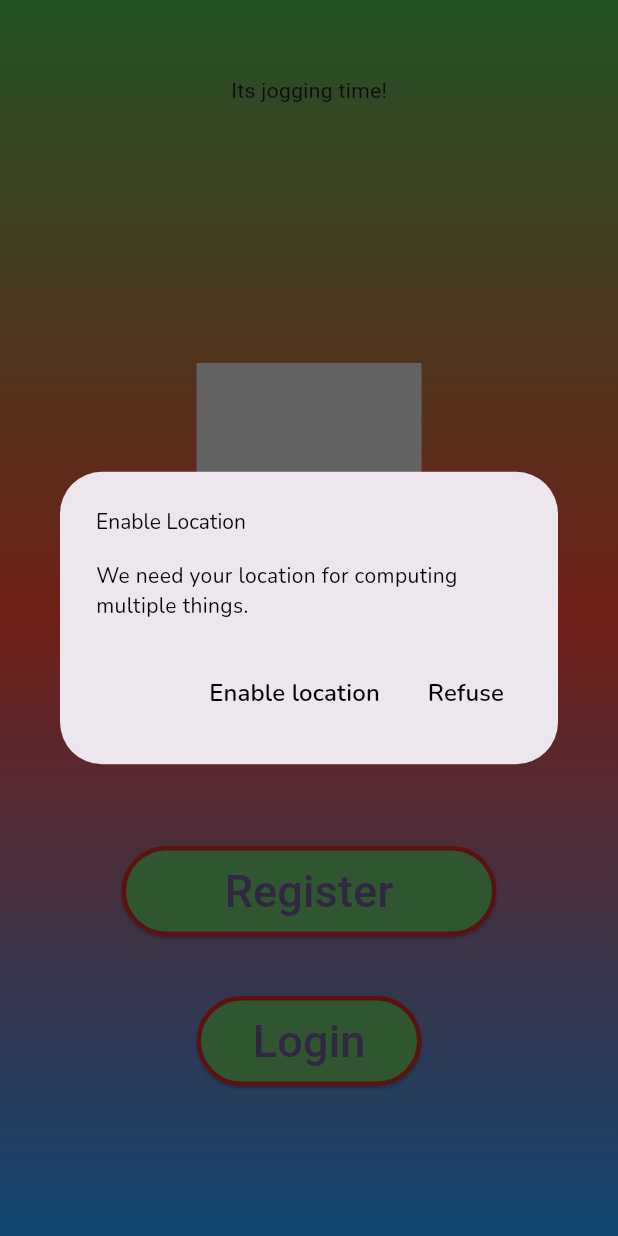
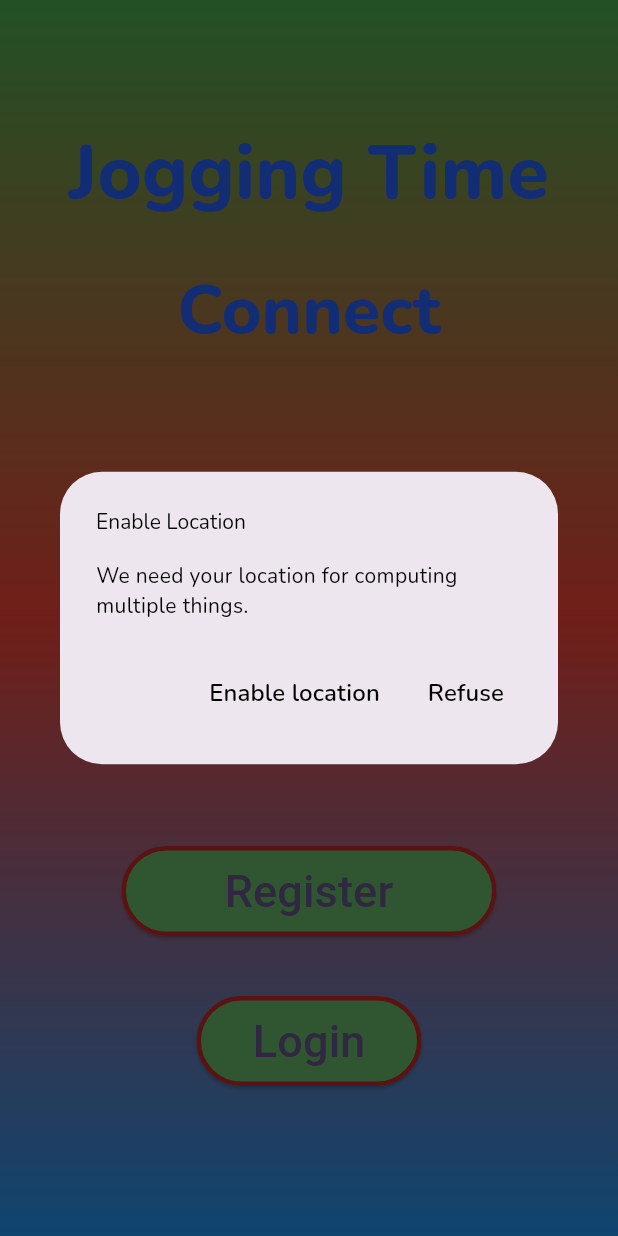
Before and after one commit to AlfredPietraru/JoggingApp, a Flutter app: the screen it shows after launch, on a phone screen of 412 x 824 dp. Run offline on Flutter 3.47's test engine with Material 3 defaults, Android fonts, the phone set to English and light mode, and no system bars; drawn by our look-alikes of animated_text_kit; our stand-ins replace bloc, cloud_firestore, dartz, equatable, firebase_auth, firebase_core and 7 more; missing offline and left inert: gif; accounts and stored records are empty.

Commit message:
finished landing page

```diff
--- a/lib/pages/landing_page.dart
+++ b/lib/pages/landing_page.dart
@@ -70,19 +70,52 @@ class _LandingPageState extends State<LandingPage>
           mainAxisAlignment: MainAxisAlignment.start,
           crossAxisAlignment: CrossAxisAlignment.center,
           children: [
-            const SizedBox(height: 50),
-            AnimatedTextKit(
+            const SizedBox(height: 80),
+            Text(
+              'Jogging Time',
+              style: AppTextStyle.headline1.copyWith(
+                fontSize: 50,
+                fontWeight: FontWeight.w800,
+                color: Colors.blueAccent.shade700,
+              ),
+            ),
+            const SizedBox(height: AppSpacing.xlg),
+            SizedBox(
+              height: 100,
+              child: AnimatedTextKit(
                 animatedTexts: [
-                WavyAnimatedText('Its jogging time!'),
+                  ScaleAnimatedText(
+                    'Connect',
+                    textStyle: AppTextStyle.headline1.copyWith(
+                      fontSize: 45,
+                      fontWeight: FontWeight.w800,
+                      color: Colors.blueAccent.shade700,
+                    ),
+                  ),
+                  ScaleAnimatedText(
+                    'Make Friend',
+                    textStyle: AppTextStyle.headline1.copyWith(
+                      fontSize: 45,
+                      fontWeight: FontWeight.w800,
+                      color: Colors.blueAccent.shade700,
+                    ),
+                  ),
+                  ScaleAnimatedText(
+                    'Stay Healthy',
+                    textStyle: AppTextStyle.headline1.copyWith(
+                      fontSize: 45,
+                      fontWeight: FontWeight.w800,
+                      color: Colors.blueAccent.shade700,
+                    ),
+                  ),
                 ],
                 isRepeatingAnimation: true,
-              onTap: () {
-                print("Tap Event");
-              },
                 totalRepeatCount: 30,
+                repeatForever: true,
                 pause: const Duration(milliseconds: 2000),
                 displayFullTextOnTap: true,
                 stopPauseOnTap: true,
+              ),
             ),
             const Spacer(),
             Gif(
@@ -91,7 +124,7 @@ class _LandingPageState extends State<LandingPage>
               fps: 10,
               placeholder: (context) =>
                   const Text('Hello but without the kitty!'),
-              autostart: Autostart.no,
+              autostart: Autostart.loop,
               image: AssetImage(Assets.gifs.hello.path),
             ),
             const Spacer(),
```
Lines whose indentation alone changed are shown as unchanged.
